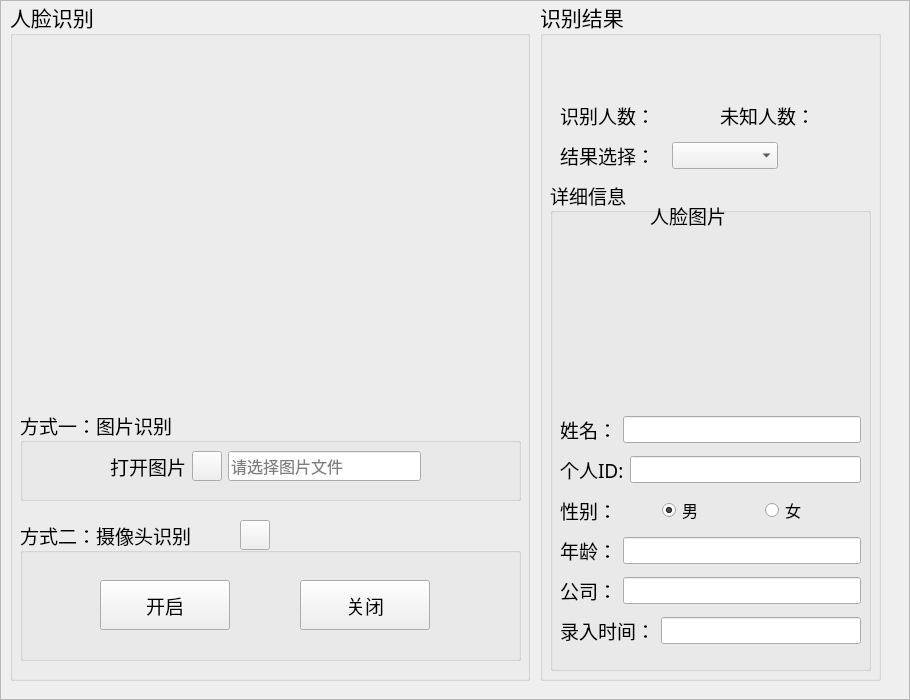
Qt form FaceRecognition/UIProgram/FaceRecWidget.ui (xiyuii/Chicken_Face_recognition) before a commit.
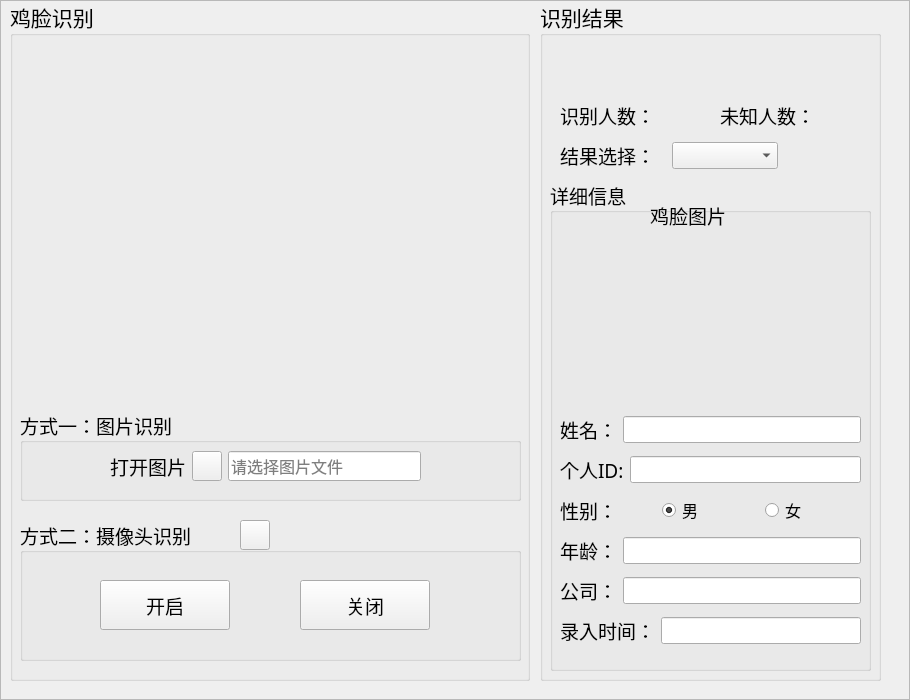
The same form after that commit. Icons and pictures are not drawn.

```diff
--- a/FaceRecognition/UIProgram/FaceRecWidget.ui
+++ b/FaceRecognition/UIProgram/FaceRecWidget.ui
@@ -47,7 +47,7 @@
      </font>
     </property>
     <property name="title">
-     <string>人脸识别</string>
+     <string>鸡脸识别</string>
     </property>
     <widget class="QLabel" name="show_label">
      <property name="geometry">
@@ -379,7 +379,7 @@
        </font>
       </property>
       <property name="text">
-       <string>人脸图片</string>
+       <string>鸡脸图片</string>
       </property>
      </widget>
      <widget class="QWidget" name="layoutWidget">
```
